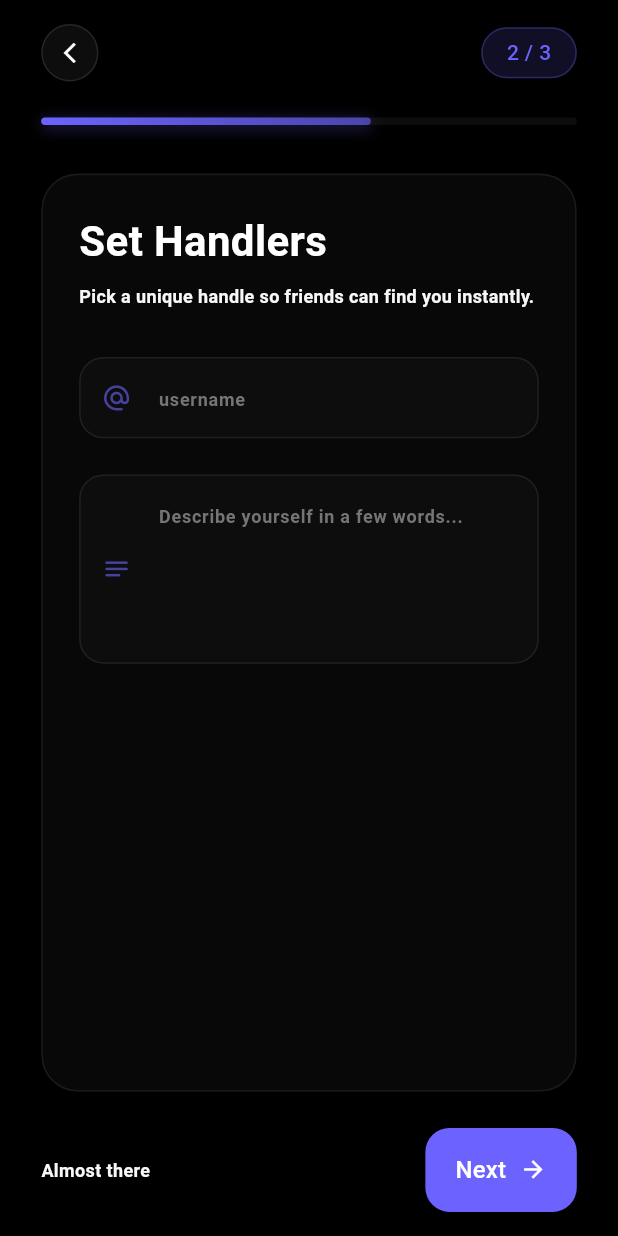
After one commit to NazrulIslam991/bondly_chat_app, a Flutter app: the ProfileSetupScreen screen opened by its route, after a tap on "Next", on a phone screen of 412 x 824 dp. The commit adds this screen. Run offline on Flutter 3.47's test engine with Material 3 defaults, Android fonts, the phone set to English and light mode, and no system bars; our stand-ins replace country_code_picker, dio, file_picker, flutter_riverpod, flutter_screenutil, fluttertoast and 2 more; accounts and stored records are empty; Roboto replaces fonts that are missing (Montserrat).

Commit message:
profile setup and navbar

```diff
--- a/lib/core/routes/route_config.dart
+++ b/lib/core/routes/route_config.dart
@@ -9,6 +9,10 @@ class AppRouter {
         return MaterialPageRoute(builder: (_) => LoginScreen());
       case RouteName.otpScreen:
         return MaterialPageRoute(builder: (_) => OtpVerification());
+      case RouteName.profileSetupScreen:
+        return MaterialPageRoute(builder: (_) => ProfileSetupScreen());
+      case RouteName.navbarScreen:
+        return MaterialPageRoute(builder: (_) => NavbarScreen());
       default:
         return unDefineRoute();
     }
--- a/lib/core/routes/route_import_path.dart
+++ b/lib/core/routes/route_import_path.dart
@@ -1,5 +1,7 @@
 import 'package:bondly/core/routes/route_name.dart';
 import 'package:bondly/presentation/auth/otp_verification.dart';
+import 'package:bondly/presentation/navbar/view/navbar_screen.dart';
+import 'package:bondly/presentation/profile_setup/view/profile_setup_screen.dart';
 import 'package:flutter/material.dart';
 
 import '../../presentation/auth/login_screen.dart';
--- a/lib/core/routes/route_name.dart
+++ b/lib/core/routes/route_name.dart
@@ -6,4 +6,6 @@ class RouteName {
   static const String splashScreen = "/SplashScreen";
   static const String loginScreen = "/loginScreen";
   static const String otpScreen = "/otpScreen";
+  static const String profileSetupScreen = "/profileSetupScreen";
+  static const String navbarScreen = "/navbarScreen";
 }
--- /dev/null
+++ b/lib/presentation/profile_setup/view/profile_setup_screen.dart
@@ -0,0 +1,485 @@
+import 'dart:ui';
+
+import 'package:bondly/core/resources/constant/color_manager.dart';
+import 'package:bondly/core/routes/route_name.dart';
+import 'package:flutter/material.dart';
+import 'package:flutter_screenutil/flutter_screenutil.dart';
+
+import '../../../core/resources/constant/style_manager.dart';
+
+class ProfileSetupScreen extends StatefulWidget {
+  const ProfileSetupScreen({super.key});
+
+  @override
+  State<ProfileSetupScreen> createState() => _ProfileSetupScreenState();
+}
+
+class _ProfileSetupScreenState extends State<ProfileSetupScreen> {
+  final PageController _pageController = PageController();
+  int _currentPage = 0;
+  final int _totalSteps = 3;
+
+  // Controllers
+  final TextEditingController _firstNameController = TextEditingController();
+  final TextEditingController _lastNameController = TextEditingController();
+  final TextEditingController _usernameController = TextEditingController();
+  final TextEditingController _bioController = TextEditingController();
+
+  // Selected Tags for Step 3
+  final List<String> _availableTags = [
+    'Tech 💻',
+    'Music 🎵',
+    'Gaming 🎮',
+    'Movies 🎬',
+    'Sports ⚽',
+    'Art 🎨',
+    'Travel ✈️',
+    'Food 🍔',
+    'Anime 💮',
+    'Fitness 💪',
+  ];
+  final List<String> _selectedTags = [];
+
+  @override
+  void dispose() {
+    _pageController.dispose();
+    _firstNameController.dispose();
+    _lastNameController.dispose();
+    _usernameController.dispose();
+    _bioController.dispose();
+    super.dispose();
+  }
+
+  void _onNextPage() {
+    if (_currentPage < _totalSteps - 1) {
+      _pageController.nextPage(
+        duration: const Duration(milliseconds: 400),
+        curve: Curves.easeOutQuint,
+      );
+    } else {
+      Navigator.pushNamedAndRemoveUntil(
+        context,
+        RouteName.navbarScreen,
+        (predicate) => false,
+      );
+    }
+  }
+
+  void _onPreviousPage() {
+    if (_currentPage > 0) {
+      _pageController.previousPage(
+        duration: const Duration(milliseconds: 400),
+        curve: Curves.easeOutQuint,
+      );
+    }
+  }
+
+  @override
+  Widget build(BuildContext context) {
+    return Scaffold(
+      backgroundColor: ColorManager.blackColor,
+      body: SafeArea(
+        child: Padding(
+          padding: EdgeInsets.symmetric(horizontal: 24.w, vertical: 16.h),
+          child: Column(
+            crossAxisAlignment: CrossAxisAlignment.start,
+            children: [
+              Row(
+                mainAxisAlignment: MainAxisAlignment.spaceBetween,
+                children: [
+                  _currentPage > 0
+                      ? GestureDetector(
+                          onTap: _onPreviousPage,
+                          child: Container(
+                            padding: EdgeInsets.all(10.r),
+                            decoration: BoxDecoration(
+                              color: Colors.white.withOpacity(0.05),
+                              shape: BoxShape.circle,
+                              border: Border.all(
+                                color: Colors.white.withOpacity(0.1),
+                              ),
+                            ),
+                            child: Icon(
+                              Icons.arrow_back_ios_new,
+                              color: ColorManager.whiteColor,
+                              size: 16.r,
+                            ),
+                          ),
+                        )
+                      : const SizedBox.shrink(),
+                  Container(
+                    padding: EdgeInsets.symmetric(
+                      horizontal: 14.w,
+                      vertical: 6.h,
+                    ),
+                    decoration: BoxDecoration(
+                      color: ColorManager.primary.withOpacity(0.15),
+                      borderRadius: BorderRadius.circular(20.r),
+                      border: Border.all(
+                        color: ColorManager.primary.withOpacity(0.3),
+                      ),
+                    ),
+                    child: Text(
+                      '${_currentPage + 1} / $_totalSteps',
+                      style: getMediumStyle14_500(color: ColorManager.primary),
+                    ),
+                  ),
+                ],
+              ),
+              SizedBox(height: 24.h),
+
+              Stack(
+                children: [
+                  Container(
+                    height: 5.h,
+                    width: double.infinity,
+                    decoration: BoxDecoration(
+                      color: Colors.white.withOpacity(0.05),
+                      borderRadius: BorderRadius.circular(10.r),
+                    ),
+                  ),
+                  AnimatedContainer(
+                    duration: const Duration(milliseconds: 300),
+                    height: 5.h,
+                    width:
+                        MediaQuery.of(context).size.width *
+                            ((_currentPage + 1) / _totalSteps) -
+                        48.w,
+                    decoration: BoxDecoration(
+                      gradient: LinearGradient(
+                        colors: [
+                          ColorManager.primary,
+                          ColorManager.primary.withOpacity(0.6),
+                        ],
+                      ),
+                      borderRadius: BorderRadius.circular(10.r),
+                      boxShadow: [
+                        BoxShadow(
+                          color: ColorManager.primary.withOpacity(0.4),
+                          blurRadius: 8,
+                          offset: const Offset(0, 2),
+                        ),
+                      ],
+                    ),
+                  ),
+                ],
+              ),
+              SizedBox(height: 32.h),
+
+              Expanded(
+                child: ClipRRect(
+                  borderRadius: BorderRadius.circular(24.r),
+                  child: BackdropFilter(
+                    filter: ImageFilter.blur(sigmaX: 10, sigmaY: 10),
+                    child: Container(
+                      padding: EdgeInsets.all(24.r),
+                      decoration: BoxDecoration(
+                        color: Colors.white.withOpacity(0.03),
+                        borderRadius: BorderRadius.circular(24.r),
+                        border: Border.all(
+                          color: Colors.white.withOpacity(0.07),
+                          width: 1.2,
+                        ),
+                      ),
+                      child: PageView(
+                        controller: _pageController,
+                        physics: const NeverScrollableScrollPhysics(),
+                        onPageChanged: (page) {
+                          setState(() {
+                            _currentPage = page;
+                          });
+                        },
+                        children: [
+                          _buildStepOne(),
+                          _buildStepTwo(),
+                          _buildStepThree(),
+                        ],
+                      ),
+                    ),
+                  ),
+                ),
+              ),
+              SizedBox(height: 24.h),
+
+              Row(
+                mainAxisAlignment: MainAxisAlignment.spaceBetween,
+                children: [
+                  Text(
+                    _currentPage == 0
+                        ? 'Welcome to Bondly'
+                        : _currentPage == 1
+                        ? 'Almost there'
+                        : 'Final touch!',
+                    style: getRegularStyle14_400(color: ColorManager.gray),
+                  ),
+                  FloatingActionButton.extended(
+                    onPressed: _onNextPage,
+                    backgroundColor: ColorManager.primary,
+                    elevation: 4,
+                    shape: RoundedRectangleBorder(
+                      borderRadius: BorderRadius.circular(16.r),
+                    ),
+                    label: Row(
+                      children: [
+                        Text(
+                          _currentPage == _totalSteps - 1 ? 'Finish' : 'Next',
+                          style: getMediumStyle16_500(color: Colors.white),
+                        ),
+                        SizedBox(width: 8.w),
+                        Icon(
+                          _currentPage == _totalSteps - 1
+                              ? Icons.done_all
+                              : Icons.arrow_forward,
+                          size: 18.r,
+                          color: Colors.white,
+                        ),
+                      ],
+                    ),
+                  ),
+                ],
+              ),
+            ],
+          ),
+        ),
+      ),
+    );
+  }
+
+  // --- STEP 1: Profile Picture & Name ---
+  Widget _buildStepOne() {
+    return SingleChildScrollView(
+      child: Column(
+        crossAxisAlignment: CrossAxisAlignment.center,
+        children: [
+          Text(
+            'Create Profile',
+            style: getSemiBoldStyle28_600(color: ColorManager.whiteColor),
+          ),
+          SizedBox(height: 8.h),
+          Text(
+            'Let the community know who you are.',
+            style: getRegularStyle14_400(color: ColorManager.gray),
+            textAlign: TextAlign.center,
+          ),
+          SizedBox(height: 32.h),
+
+          Stack(
+            alignment: Alignment.center,
+            children: [
+              Container(
+                width: 124.r,
+                height: 124.r,
+                decoration: BoxDecoration(
+                  shape: BoxShape.circle,
+                  gradient: LinearGradient(
+                    colors: [
+                      ColorManager.primary,
+                      Colors.deepPurpleAccent,
+                      ColorManager.primary.withOpacity(0.2),
+                    ],
+                    begin: Alignment.topLeft,
+                    end: Alignment.bottomRight,
+                  ),
+                ),
+              ),
+              CircleAvatar(
+                radius: 58.r,
+                backgroundColor: Colors.black,
+                child: CircleAvatar(
+                  radius: 54.r,
+                  backgroundColor: Colors.white.withOpacity(0.05),
+                  child: Icon(
+                    Icons.blur_on_rounded,
+                    size: 45.r,
+                    color: ColorManager.primary,
+                  ),
+                ),
+              ),
+              Positioned(
+                bottom: 2,
+                right: 2,
+                child: Container(
+                  padding: EdgeInsets.all(8.r),
+                  decoration: const BoxDecoration(
+                    color: ColorManager.primary,
+                    shape: BoxShape.circle,
+                  ),
+                  child: Icon(
+                    Icons.camera_enhance_rounded,
+                    size: 16.r,
+                    color: Colors.white,
+                  ),
+                ),
+              ),
+            ],
+          ),
+          SizedBox(height: 40.h),
+
+          _buildCustomInputField(
+            controller: _firstNameController,
+            hintText: 'First Name',
+            icon: Icons.person_outline_rounded,
+          ),
+          SizedBox(height: 20.h),
+
+          _buildCustomInputField(
+            controller: _lastNameController,
+            hintText: 'Last Name',
+            icon: Icons.person_outline_rounded,
+          ),
+        ],
+      ),
+    );
+  }
+
+  // --- STEP 2: Username & Bio ---
+  Widget _buildStepTwo() {
+    return SingleChildScrollView(
+      child: Column(
+        crossAxisAlignment: CrossAxisAlignment.start,
+        children: [
+          Text(
+            'Set Handlers',
+            style: getSemiBoldStyle28_600(color: ColorManager.whiteColor),
+          ),
+          SizedBox(height: 8.h),
+          Text(
+            'Pick a unique handle so friends can find you instantly.',
+            style: getRegularStyle14_400(color: ColorManager.gray),
+          ),
+          SizedBox(height: 32.h),
+
+          _buildCustomInputField(
+            controller: _usernameController,
+            hintText: 'username',
+            icon: Icons.alternate_email_rounded,
+          ),
+          SizedBox(height: 24.h),
+
+          _buildCustomInputField(
+            controller: _bioController,
+            hintText: 'Describe yourself in a few words...',
+            icon: Icons.notes_rounded,
+            maxLines: 4,
+          ),
+        ],
+      ),
+    );
+  }
+
+  // --- STEP 3: Interests / Tags ---
+  Widget _buildStepThree() {
+    return Column(
+      crossAxisAlignment: CrossAxisAlignment.start,
+      children: [
+        Text(
+          'Interests & Vibes',
+          style: getSemiBoldStyle28_600(color: ColorManager.whiteColor),
+        ),
+        SizedBox(height: 8.h),
+        Text(
+          'We will match you with people who share the same core energy.',
+          style: getRegularStyle14_400(color: ColorManager.gray),
+        ),
+        SizedBox(height: 28.h),
+
+        Expanded(
+          child: SingleChildScrollView(
+            physics: const BouncingScrollPhysics(),
+            child: Wrap(
+              spacing: 10.w,
+              runSpacing: 12.h,
+              children: _availableTags.map((tag) {
+                final isSelected = _selectedTags.contains(tag);
+                return GestureDetector(
+                  onTap: () {
+                    setState(() {
+                      if (isSelected) {
+                        _selectedTags.remove(tag);
+                      } else {
+                        _selectedTags.add(tag);
+                      }
+                    });
+                  },
+                  child: AnimatedContainer(
+                    duration: const Duration(milliseconds: 200),
+                    padding: EdgeInsets.symmetric(
+                      horizontal: 16.w,
+                      vertical: 10.h,
+                    ),
+                    decoration: BoxDecoration(
+                      color: isSelected
+                          ? ColorManager.primary.withOpacity(0.15)
+                          : Colors.white.withOpacity(0.03),
+                      borderRadius: BorderRadius.circular(30.r),
+                      border: Border.all(
+                        color: isSelected
+                            ? ColorManager.primary
+                            : Colors.white.withOpacity(0.1),
+                        width: 1.2,
+                      ),
+                      boxShadow: isSelected
+                          ? [
+                              BoxShadow(
+                                color: ColorManager.primary.withOpacity(0.2),
+                                blurRadius: 6,
+                                offset: const Offset(0, 2),
+                              ),
+                            ]
+                          : [],
+                    ),
+                    child: Text(
+                      tag,
+                      style: getMediumStyle14_500(
+                        color: isSelected
+                            ? ColorManager.whiteColor
+                            : ColorManager.gray,
+                      ),
+                    ),
+                  ),
+                );
+              }).toList(),
+            ),
+          ),
+        ),
+      ],
+    );
+  }
+
+  Widget _buildCustomInputField({
+    required TextEditingController controller,
+    required String hintText,
+    required IconData icon,
+    int maxLines = 1,
+  }) {
+    return Container(
+      decoration: BoxDecoration(
+        color: Colors.white.withOpacity(0.02),
+        borderRadius: BorderRadius.circular(16.r),
+        border: Border.all(color: Colors.white.withOpacity(0.08)),
+      ),
+      child: TextField(
+        controller: controller,
+        maxLines: maxLines,
+        style: getMediumStyle16_500(color: Colors.white),
+        decoration: InputDecoration(
+          hintText: hintText,
+          prefixIcon: Icon(
+            icon,
+            color: ColorManager.primary.withOpacity(0.6),
+            size: 20.r,
+          ),
+          hintStyle: getRegularStyle14_400(color: ColorManager.textSecondary),
+          filled: false,
+          border: InputBorder.none,
+          enabledBorder: InputBorder.none,
+          focusedBorder: InputBorder.none,
+          contentPadding: EdgeInsets.symmetric(
+            vertical: 14.h,
+            horizontal: 16.w,
+          ),
+        ),
+      ),
+    );
+  }
+}
```
Also changed, not shown: lib/presentation/auth/otp_verification.dart (+6 -1 lines), lib/presentation/chat/view/chat_screen.dart (added, +15 -0 lines), lib/presentation/navbar/view/navbar_screen.dart (added, +161 -0 lines).
